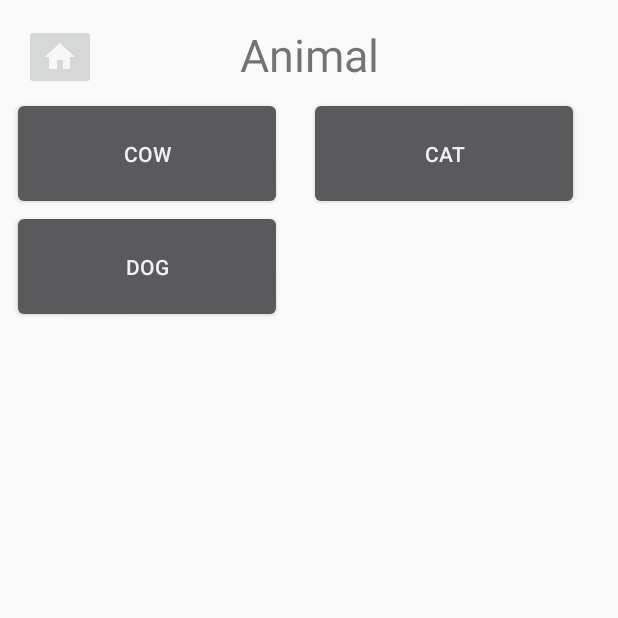
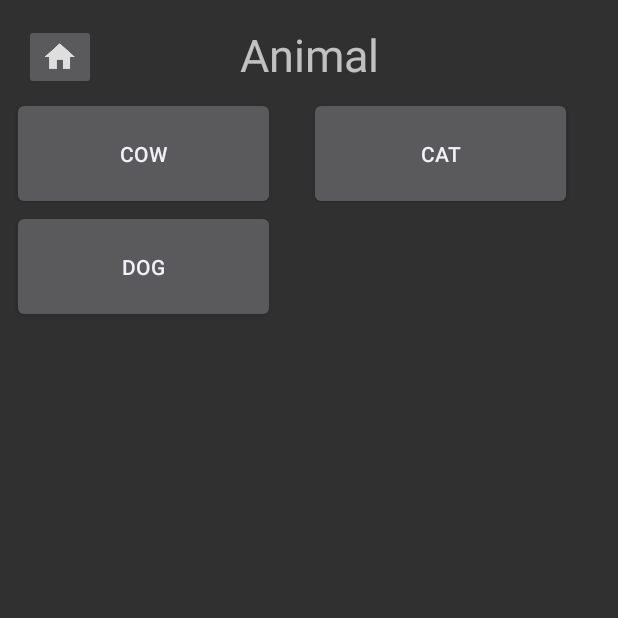
Before and after one commit to alexi-courieux/LPDAM_Android_SoundBox, an Android app: the fragment FragmentCategoryAnimal shown on its own in the app's theme, on a phone screen of 412 x 824 dp, the top half of it. Run offline under Robolectric (Android 15) with nearby library versions, the phone set to English and light mode, and no system bars.

Commit message:
Application style modified

```diff
--- a/app/src/main/res/layout/sound_entry.xml
+++ b/app/src/main/res/layout/sound_entry.xml
@@ -6,9 +6,10 @@
 
     <Button
             android:id="@+id/soundButton"
-            android:layout_width="180dp"
+            android:layout_width="175dp"
             android:layout_height="75dp"
             app:layout_constraintTop_toTopOf="parent"
-            app:layout_constraintStart_toStartOf="parent"/>
+            app:layout_constraintStart_toStartOf="parent"
+    />
 
 </android.support.constraint.ConstraintLayout>
--- a/app/src/main/res/values/colors.xml
+++ b/app/src/main/res/values/colors.xml
@@ -1,6 +1,6 @@
 <?xml version="1.0" encoding="utf-8"?>
 <resources>
-    <color name="colorPrimary">#008577</color>
-    <color name="colorPrimaryDark">#00574B</color>
+    <color name="colorPrimary">#004985</color>
+    <color name="colorPrimaryDark">#004084</color>
     <color name="colorAccent">#D81B60</color>
 </resources>
--- a/app/src/main/res/values/styles.xml
+++ b/app/src/main/res/values/styles.xml
@@ -1,7 +1,7 @@
 <resources>
 
     <!-- Base application theme. -->
-    <style name="AppTheme" parent="Theme.AppCompat.Light.NoActionBar">
+    <style name="AppTheme" parent="Theme.AppCompat.NoActionBar">
         <!-- Customize your theme here. -->
         <item name="colorPrimary">@color/colorPrimary</item>
         <item name="colorPrimaryDark">@color/colorPrimaryDark</item>
```
